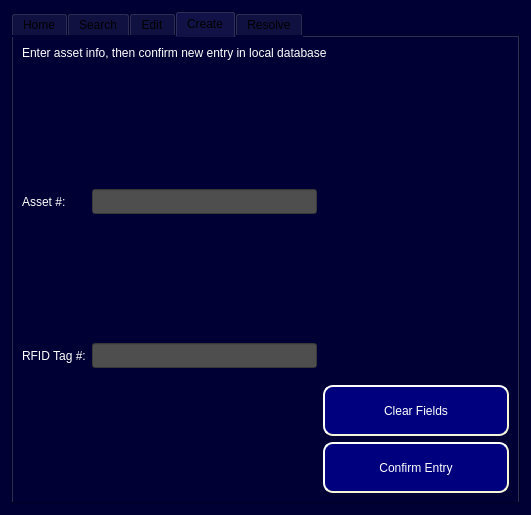
The window that ui/Admin_Level2_Access.ui (Capstone-RFID/Code) describes before a commit, drawn with Qt 5.
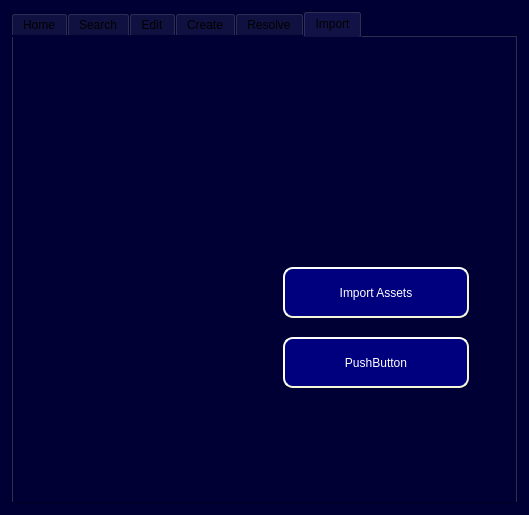
The same window after the commit.

Commit message:
Added Import Tab and Buttons
Import Employees abnd Import Assets Buttons

Diff of the .ui file:
```diff
--- a/ui/Admin_Level2_Access.ui
+++ b/ui/Admin_Level2_Access.ui
@@ -6,8 +6,8 @@
    <rect>
     <x>0</x>
     <y>0</y>
-    <width>531</width>
-    <height>499</height>
+    <width>529</width>
+    <height>492</height>
    </rect>
   </property>
   <property name="windowTitle">
@@ -24,7 +24,7 @@
 QTabBar::Home_Tab { height: 100px; width: 100px; background: 'grey'}</string>
      </property>
      <property name="currentIndex">
-      <number>3</number>
+      <number>5</number>
      </property>
      <property name="iconSize">
       <size>
@@ -1228,6 +1228,83 @@
        </item>
       </layout>
      </widget>
+     <widget class="QWidget" name="tab">
+      <attribute name="title">
+       <string>Import</string>
+      </attribute>
+      <widget class="QPushButton" name="Import_ImportAssets_Button">
+       <property name="geometry">
+        <rect>
+         <x>270</x>
+         <y>230</y>
+         <width>186</width>
+         <height>51</height>
+        </rect>
+       </property>
+       <property name="minimumSize">
+        <size>
+         <width>186</width>
+         <height>51</height>
+        </size>
+       </property>
+       <property name="styleSheet">
+        <string notr="true">QPushButton#Import_ImportAssets_Button {
+background-color: rgb(0, 0, 127);
+color: rgb(255, 255, 255);
+border-style: outset;
+border-width: 2px;
+border-radius: 10px;
+border-color: beige;
+font: 14pt &quot;MS Shell Dlg 2&quot;;
+min-width: 10em;
+padding: 6px;
+}
+QPushButton#Import_ImportAssets_Button:pressed {
+    background-color: rgb(80, 80, 80);
+    border-style: inset;
+}</string>
+       </property>
+       <property name="text">
+        <string>Import Assets</string>
+       </property>
+      </widget>
+      <widget class="QPushButton" name="Import_ImportEmployees_Button">
+       <property name="geometry">
+        <rect>
+         <x>270</x>
+         <y>300</y>
+         <width>186</width>
+         <height>51</height>
+        </rect>
+       </property>
+       <property name="minimumSize">
+        <size>
+         <width>186</width>
+         <height>51</height>
+        </size>
+       </property>
+       <property name="styleSheet">
+        <string notr="true">QPushButton#Import_ImportEmployees_Button {
+background-color: rgb(0, 0, 127);
+color: rgb(255, 255, 255);
+border-style: outset;
+border-width: 2px;
+border-radius: 10px;
+border-color: beige;
+font: 14pt &quot;MS Shell Dlg 2&quot;;
+min-width: 10em;
+padding: 6px;
+}
+QPushButton#Import_ImportEmployees_Button:pressed {
+    background-color: rgb(80, 80, 80);
+    border-style: inset;
+}</string>
+       </property>
+       <property name="text">
+        <string>PushButton</string>
+       </property>
+      </widget>
+     </widget>
     </widget>
    </item>
   </layout>
```
The commit also changes 1 other file.
